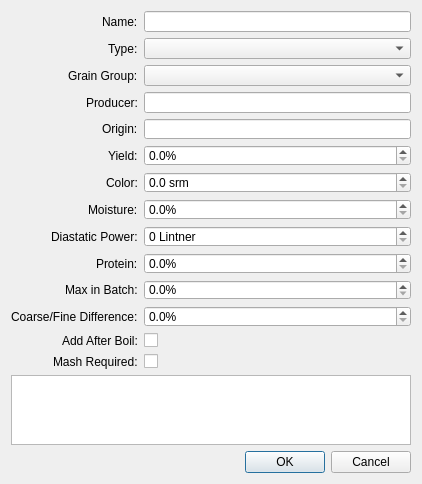
Before: the Qt Designer form GUI/Design/DialogFermentable.ui in jwjulien/alphabrew, drawn with Qt 5.
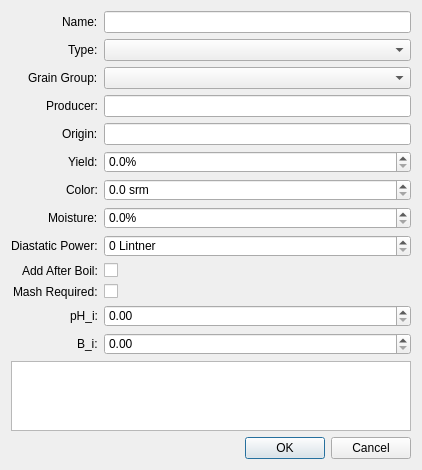
After: the same form once the commit is applied.

What changed in the file:
```diff
--- a/GUI/Design/DialogFermentable.ui
+++ b/GUI/Design/DialogFermentable.ui
@@ -7,19 +7,19 @@
     <x>0</x>
     <y>0</y>
     <width>422</width>
-    <height>484</height>
+    <height>470</height>
    </rect>
   </property>
   <property name="minimumSize">
    <size>
     <width>422</width>
-    <height>484</height>
+    <height>470</height>
    </size>
   </property>
   <property name="maximumSize">
    <size>
     <width>16777215</width>
-    <height>484</height>
+    <height>470</height>
    </size>
   </property>
   <property name="windowTitle">
@@ -159,89 +159,60 @@
       </widget>
      </item>
      <item row="9" column="0">
-      <widget class="QLabel" name="lbl_protein">
-       <property name="text">
-        <string>Protein:</string>
-       </property>
-      </widget>
-     </item>
-     <item row="9" column="1">
-      <widget class="QDoubleSpinBox" name="protein">
-       <property name="toolTip">
-        <string>The percentage of protein. Higher values may indicate a possibility of haze, or lautering issues.</string>
-       </property>
-       <property name="suffix">
-        <string>%</string>
-       </property>
-       <property name="decimals">
-        <number>1</number>
-       </property>
-      </widget>
-     </item>
-     <item row="10" column="0">
-      <widget class="QLabel" name="lbl_maxBatch">
-       <property name="text">
-        <string>Max in Batch:</string>
-       </property>
-      </widget>
-     </item>
-     <item row="10" column="1">
-      <widget class="QDoubleSpinBox" name="maxInBatch">
-       <property name="toolTip">
-        <string>The recommended maximum percentage to use in a grain bill.</string>
-       </property>
-       <property name="suffix">
-        <string>%</string>
-       </property>
-       <property name="decimals">
-        <number>1</number>
-       </property>
-      </widget>
-     </item>
-     <item row="11" column="0">
-      <widget class="QLabel" name="lbl_coarseFineDiff">
-       <property name="text">
-        <string>Coarse/Fine Difference:</string>
-       </property>
-      </widget>
-     </item>
-     <item row="11" column="1">
-      <widget class="QDoubleSpinBox" name="coarseFineDiff">
-       <property name="toolTip">
-        <string>The difference between fine and coarse grind, a difference more than 2 percent can indicate a protein or step mash may be desirable.</string>
-       </property>
-       <property name="suffix">
-        <string>%</string>
-       </property>
-       <property name="decimals">
-        <number>1</number>
-       </property>
-      </widget>
-     </item>
-     <item row="12" column="0">
       <widget class="QLabel" name="lbl_addAfterBoil">
        <property name="text">
         <string>Add After Boil:</string>
        </property>
       </widget>
      </item>
-     <item row="12" column="1">
+     <item row="9" column="1">
       <widget class="QCheckBox" name="addAfterBoil"/>
      </item>
-     <item row="13" column="0">
+     <item row="10" column="0">
       <widget class="QLabel" name="lbl_mashed">
        <property name="text">
         <string>Mash Required:</string>
        </property>
       </widget>
      </item>
-     <item row="13" column="1">
+     <item row="10" column="1">
       <widget class="QCheckBox" name="mashed">
        <property name="toolTip">
         <string>True if the fermentable must be mashed, false if it can be steeped.</string>
        </property>
       </widget>
      </item>
+     <item row="11" column="0">
+      <widget class="QLabel" name="lbl_phi">
+       <property name="text">
+        <string>pH_i:</string>
+       </property>
+      </widget>
+     </item>
+     <item row="12" column="0">
+      <widget class="QLabel" name="lbl_bi">
+       <property name="text">
+        <string>B_i:</string>
+       </property>
+      </widget>
+     </item>
+     <item row="11" column="1">
+      <widget class="QDoubleSpinBox" name="phi">
+       <property name="toolTip">
+        <string>This is the distilled water mash pH for this grain.  A value of zero is expected when unknown.</string>
+       </property>
+      </widget>
+     </item>
+     <item row="12" column="1">
+      <widget class="QDoubleSpinBox" name="bi">
+       <property name="toolTip">
+        <string>Distilled water mash buffering capacity of this grain - zero implies unknown.</string>
+       </property>
+       <property name="maximum">
+        <double>500.000000000000000</double>
+       </property>
+      </widget>
+     </item>
     </layout>
    </item>
    <item>
```
